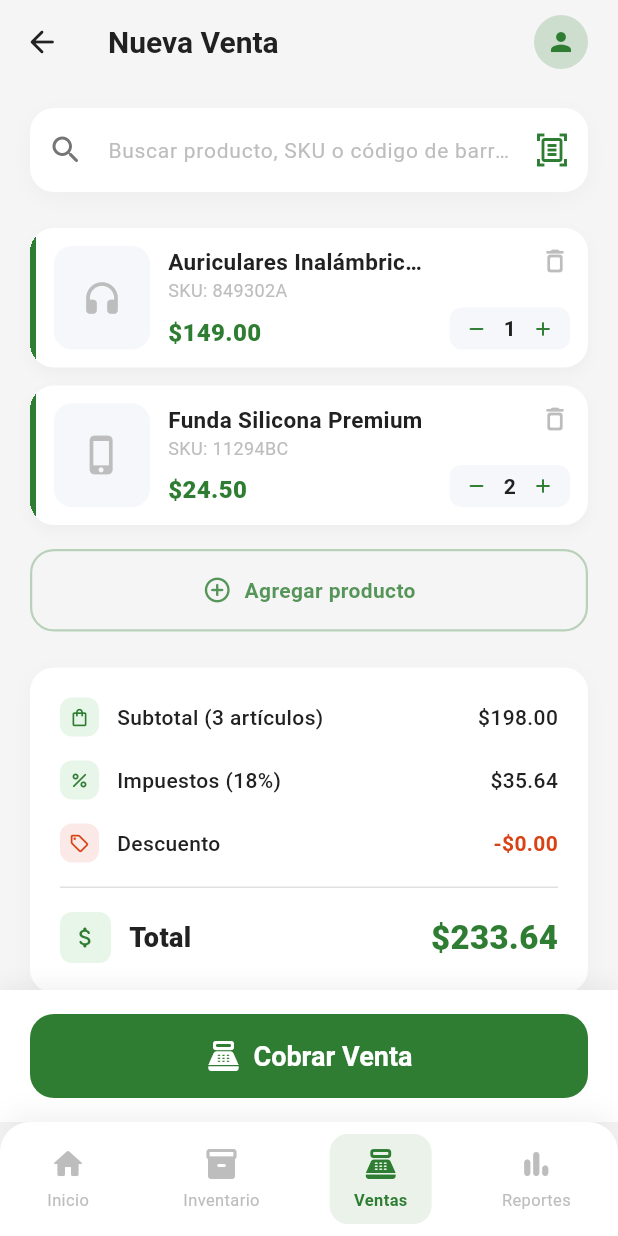
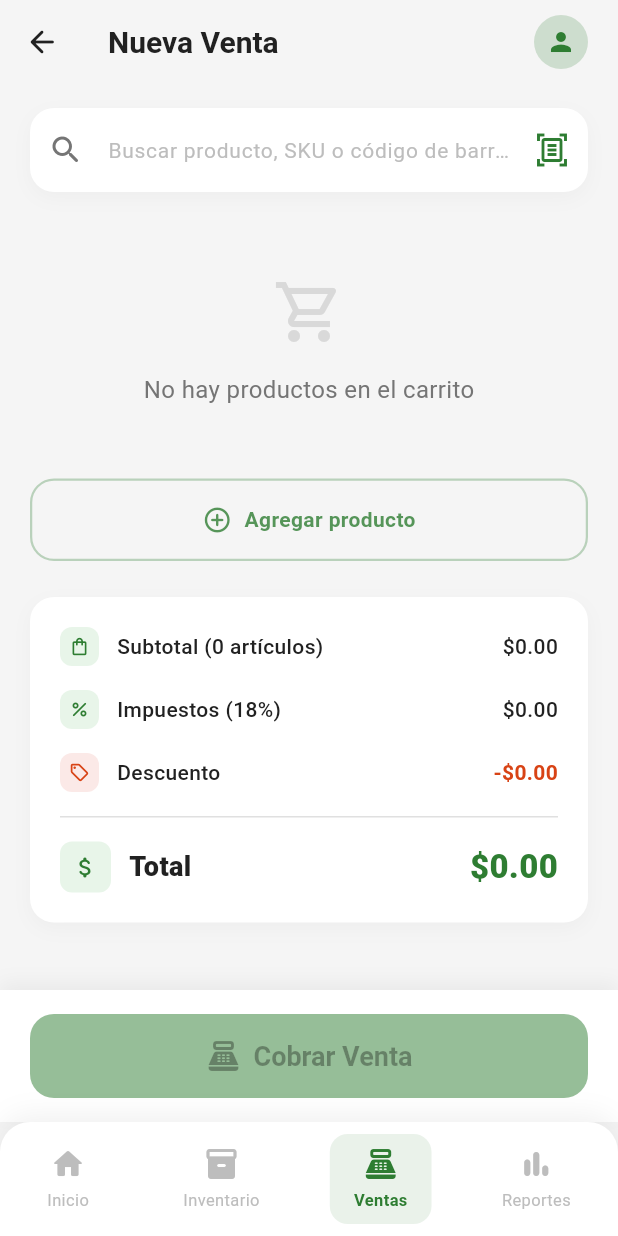
Before and after one commit to AlvaroJesusC/app-inventario-ventas, a Flutter app: the NewSaleScreen screen opened directly, after a tap on "Continuar", on a phone screen of 412 x 824 dp. Run offline on Flutter 3.47's test engine with Material 3 defaults, Android fonts, the phone set to English and light mode, and no system bars; our stand-ins replace cloud_firestore, firebase_auth, firebase_core; missing offline and left inert: mobile_scanner; accounts and stored records are empty.

Commit message:
interfaz perfil, mas opciones, modo demo, y mas

```diff
--- a/lib/screens/sales/new_sale_screen.dart
+++ b/lib/screens/sales/new_sale_screen.dart
@@ -19,9 +19,7 @@ class _NewSaleScreenState extends State<NewSaleScreen> {
   bool _isFlashOn = false;
   bool _isProcessing = false;
 
-  // --- MODO DEMO (Para Presentaciones) ---
-  // Cambiar a "false" para que funcione como la app real.
-  // Si está en "true", el botón "Continuar" siempre funcionará e inyectará datos de prueba.
+  // Modo demo
   final bool _isDemoMode = true;
 
   // Lista de productos escaneados
@@ -70,7 +68,9 @@ class _NewSaleScreenState extends State<NewSaleScreen> {
 
         ScaffoldMessenger.of(context).showSnackBar(
           SnackBar(
-            content: Text('Cantidad de ${_scannedItems[index]['name']} aumentada'),
+            content: Text(
+              'Cantidad de ${_scannedItems[index]['name']} aumentada',
+            ),
             backgroundColor: AppTheme.primaryGreen,
             duration: const Duration(milliseconds: 800),
           ),
@@ -106,13 +106,17 @@ class _NewSaleScreenState extends State<NewSaleScreen> {
                   const Icon(Icons.warning_amber_rounded, color: Colors.white),
                   const SizedBox(width: 8),
                   Expanded(
-                    child: Text('Producto no encontrado en inventario ($barcode)'),
+                    child: Text(
+                      'Producto no encontrado en inventario ($barcode)',
+                    ),
                   ),
                 ],
               ),
               backgroundColor: Colors.redAccent.shade700,
               behavior: SnackBarBehavior.floating,
-              shape: RoundedRectangleBorder(borderRadius: BorderRadius.circular(10)),
+              shape: RoundedRectangleBorder(
+                borderRadius: BorderRadius.circular(10),
+              ),
               duration: const Duration(seconds: 3),
               action: SnackBarAction(
                 label: 'CERRAR',
@@ -135,11 +139,17 @@ class _NewSaleScreenState extends State<NewSaleScreen> {
   }
 
   double get _totalPrice {
-    return _scannedItems.fold(0.0, (sum, item) => sum + (item['price'] * item['quantity']));
+    return _scannedItems.fold(
+      0.0,
+      (sum, item) => sum + (item['price'] * item['quantity']),
+    );
   }
 
   int get _totalItems {
-    return _scannedItems.fold(0, (sum, item) => sum + (item['quantity'] as int));
+    return _scannedItems.fold(
+      0,
+      (sum, item) => sum + (item['quantity'] as int),
+    );
   }
 
   @override
@@ -153,10 +163,7 @@ class _NewSaleScreenState extends State<NewSaleScreen> {
             Expanded(
               child: SingleChildScrollView(
                 child: Column(
-                  children: [
-                    _buildScannerBox(),
-                    _buildScannedList(),
-                  ],
+                  children: [_buildScannerBox(), _buildScannedList()],
                 ),
               ),
             ),
@@ -200,7 +207,7 @@ class _NewSaleScreenState extends State<NewSaleScreen> {
               color: AppTheme.primaryGreen,
               size: 18,
             ),
-          )
+          ),
         ],
       ),
     );
@@ -230,7 +237,11 @@ class _NewSaleScreenState extends State<NewSaleScreen> {
             children: [
               Row(
                 children: [
-                  Icon(Icons.barcode_reader, color: Colors.white.withValues(alpha: 0.7), size: 18),
+                  Icon(
+                    Icons.barcode_reader,
+                    color: Colors.white.withValues(alpha: 0.7),
+                    size: 18,
+                  ),
                   const SizedBox(width: 8),
                   Text(
                     'Apunta al código de barras',
@@ -251,7 +262,9 @@ class _NewSaleScreenState extends State<NewSaleScreen> {
                     shape: BoxShape.circle,
                   ),
                   child: Icon(
-                    _isFlashOn ? Icons.flash_on_rounded : Icons.flash_off_rounded,
+                    _isFlashOn
+                        ? Icons.flash_on_rounded
+                        : Icons.flash_off_rounded,
                     color: Colors.white,
                     size: 16,
                   ),
@@ -310,7 +323,11 @@ class _NewSaleScreenState extends State<NewSaleScreen> {
             ),
             child: Row(
               children: [
-                Icon(Icons.info_outline_rounded, color: Colors.white.withValues(alpha: 0.6), size: 16),
+                Icon(
+                  Icons.info_outline_rounded,
+                  color: Colors.white.withValues(alpha: 0.6),
+                  size: 16,
+                ),
                 const SizedBox(width: 8),
                 Expanded(
                   child: Text(
@@ -354,7 +371,11 @@ class _NewSaleScreenState extends State<NewSaleScreen> {
                 },
                 child: Row(
                   children: [
-                    Icon(Icons.delete_outline_rounded, size: 16, color: Colors.red.shade400),
+                    Icon(
+                      Icons.delete_outline_rounded,
+                      size: 16,
+                      color: Colors.red.shade400,
+                    ),
                     const SizedBox(width: 4),
                     Text(
                       'Vaciar todo',
@@ -376,10 +397,7 @@ class _NewSaleScreenState extends State<NewSaleScreen> {
               child: Center(
                 child: Text(
                   'Escanea productos para agregarlos al ticket',
-                  style: TextStyle(
-                    color: AppTheme.textHint,
-                    fontSize: 14,
-                  ),
+                  style: TextStyle(color: AppTheme.textHint, fontSize: 14),
                 ),
               ),
             )
@@ -418,10 +436,7 @@ class _NewSaleScreenState extends State<NewSaleScreen> {
         child: Row(
           children: [
             // Borde verde izquierdo
-            Container(
-              width: 4,
-              color: AppTheme.primaryGreen,
-            ),
+            Container(width: 4, color: AppTheme.primaryGreen),
             // Imagen
             Container(
               width: 72,
@@ -461,7 +476,11 @@ class _NewSaleScreenState extends State<NewSaleScreen> {
                               _scannedItems.remove(item);
                             });
                           },
-                          child: const Icon(Icons.close_rounded, size: 18, color: AppTheme.textHint),
+                          child: const Icon(
+                            Icons.close_rounded,
+                            size: 18,
+                            color: AppTheme.textHint,
+                          ),
                         ),
                       ],
                     ),
@@ -501,8 +520,15 @@ class _NewSaleScreenState extends State<NewSaleScreen> {
                                   }
                                 },
                                 child: const Padding(
-                                  padding: EdgeInsets.symmetric(horizontal: 10, vertical: 6),
-                                  child: Icon(Icons.remove_rounded, size: 16, color: AppTheme.textPrimary),
+                                  padding: EdgeInsets.symmetric(
+                                    horizontal: 10,
+                                    vertical: 6,
+                                  ),
+                                  child: Icon(
+                                    Icons.remove_rounded,
+                                    size: 16,
+                                    color: AppTheme.textPrimary,
+                                  ),
                                 ),
                               ),
                               Text(
@@ -518,8 +544,15 @@ class _NewSaleScreenState extends State<NewSaleScreen> {
                                   setState(() => item['quantity']++);
                                 },
                                 child: const Padding(
-                                  padding: EdgeInsets.symmetric(horizontal: 10, vertical: 6),
-                                  child: Icon(Icons.add_rounded, size: 16, color: AppTheme.textPrimary),
+                                  padding: EdgeInsets.symmetric(
+                                    horizontal: 10,
+                                    vertical: 6,
+                                  ),
+                                  child: Icon(
+                                    Icons.add_rounded,
+                                    size: 16,
+                                    color: AppTheme.textPrimary,
+                                  ),
                                 ),
                               ),
                             ],
@@ -605,33 +638,15 @@ class _NewSaleScreenState extends State<NewSaleScreen> {
               ),
               const SizedBox(height: 4),
               ElevatedButton(
-                onPressed: (_scannedItems.isEmpty && !_isDemoMode) ? null : () async {
-                  // Si estamos en modo demo y no hay productos, inyectamos los del mockup
-                  if (_isDemoMode && _scannedItems.isEmpty) {
-                    _scannedItems.addAll([
-                      {
-                        'id': 'demo_1',
-                        'name': 'Auriculares Inalámbricos Pro',
-                        'sku': '849302A',
-                        'price': 149.00,
-                        'quantity': 1,
-                        'image': Icons.headphones_rounded,
-                      },
-                      {
-                        'id': 'demo_2',
-                        'name': 'Funda Silicona Premium',
-                        'sku': '11294BC',
-                        'price': 24.50,
-                        'quantity': 2,
-                        'image': Icons.phone_iphone_rounded,
-                      }
-                    ]);
-                  }
-
-                  final updatedItems = await Navigator.push<List<Map<String, dynamic>>>(
+                onPressed: (_scannedItems.isEmpty && !_isDemoMode)
+                    ? null
+                    : () async {
+                        final updatedItems =
+                            await Navigator.push<List<Map<String, dynamic>>>(
                               context,
                               MaterialPageRoute(
-                      builder: (context) => CheckoutScreen(scannedItems: _scannedItems),
+                                builder: (context) =>
+                                    CheckoutScreen(scannedItems: _scannedItems),
                               ),
                             );
 
```
Also changed, not shown: lib/screens/profile/profile_screen.dart (+107 -36 lines). Lines whose indentation alone changed are shown as unchanged.
